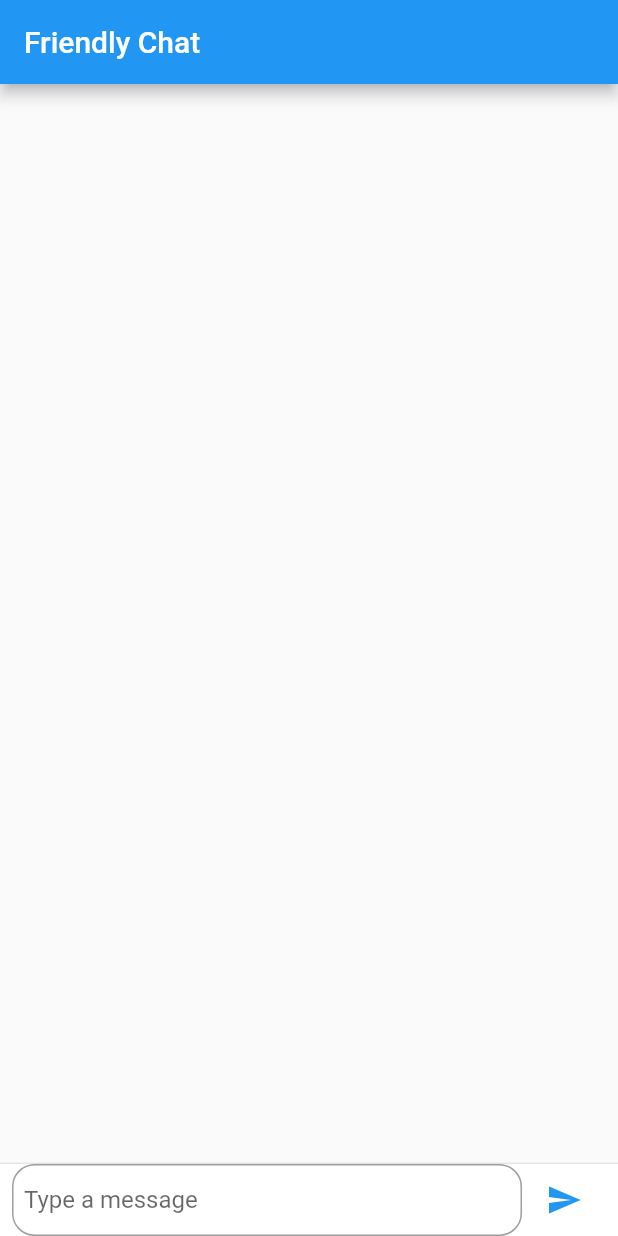
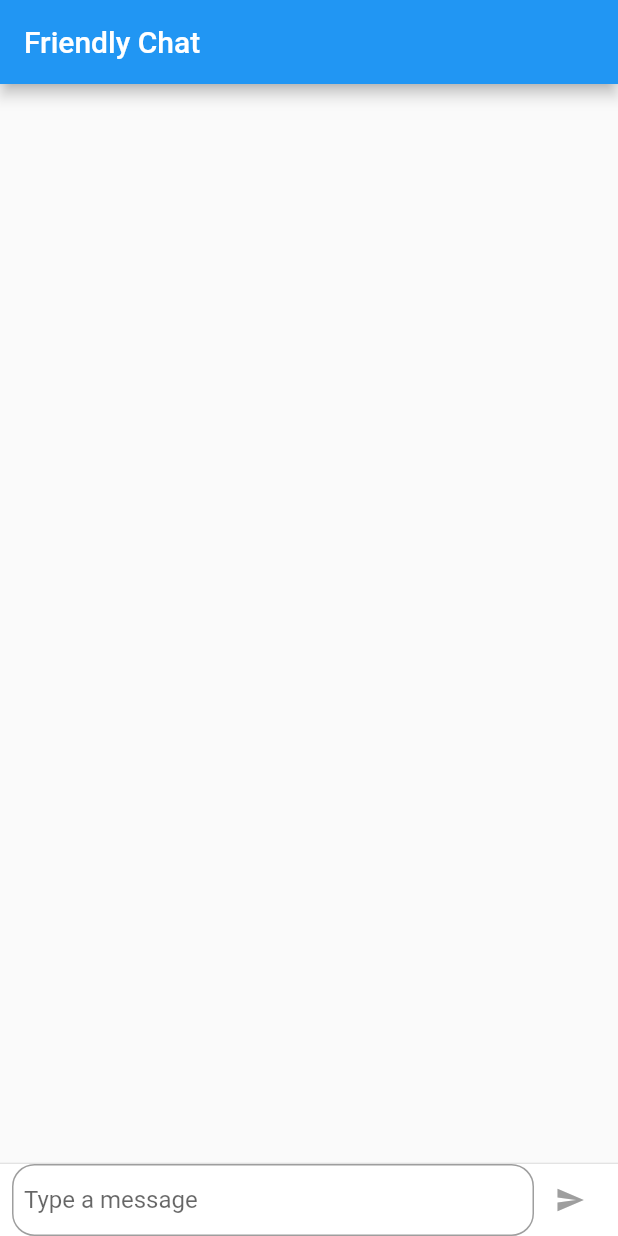
Before and after one commit to gustiyoga/helloflutter, a Flutter app: the screen it shows after launch, on a phone screen of 412 x 824 dp. Run offline on Flutter 3.47's test engine with Material 2 defaults, Android fonts, the phone set to English and light mode, and no system bars.

Commit message:
add validation, hold tap to copy message, flexible height bubble chat

```diff
--- a/lib/FriendlyChat/chat_message.dart
+++ b/lib/FriendlyChat/chat_message.dart
@@ -37,7 +37,8 @@ class ChatMessage extends StatelessWidget {
               ),
             ),
           ),
-          Column(
+          Flexible(
+            child: Column(
               crossAxisAlignment: CrossAxisAlignment.start,
               children: <Widget>[
                 Text(
@@ -48,11 +49,12 @@ class ChatMessage extends StatelessWidget {
                   margin: EdgeInsets.only(
                     top: 5.0,
                   ),
-                child: Text(
+                  child: SelectableText(
                     text,
                   ),
                 )
               ],
+            ),
           )
         ],
       ),
--- /dev/null
+++ b/lib/FriendlyChat/constants/colors.dart
@@ -0,0 +1,6 @@
+library ConstantsColor;
+
+import 'package:flutter/material.dart';
+
+const Color SEND_BUTTON_ENABLED = Colors.indigo;
+const Color SEND_BUTTON_DISABLED = Colors.grey;
--- a/lib/FriendlyChat/main.dart
+++ b/lib/FriendlyChat/main.dart
@@ -1,5 +1,6 @@
 import 'package:flutter/material.dart';
 import 'package:helloflutter/FriendlyChat/chat_message.dart';
+import 'package:helloflutter/FriendlyChat/constants/colors.dart' as Constants;
 
 class FriendlychatApp extends StatelessWidget {
   @override
@@ -20,6 +21,9 @@ class ChatScreen extends StatefulWidget {
 class _ChatScreenState extends State<ChatScreen> {
   final List<ChatMessage> _messages = <ChatMessage>[];
   final TextEditingController _textController = new TextEditingController();
+
+  static bool isMessageEmpty = true;
+  static Color sendButton = Constants.SEND_BUTTON_DISABLED;
 
   @override
   Widget build(BuildContext context) {
@@ -58,6 +62,7 @@ class _ChatScreenState extends State<ChatScreen> {
               child: TextField(
                 controller: _textController,
                 onSubmitted: _handleSubmitted,
+                onChanged: _handleChanged,
                 decoration: InputDecoration(
                     contentPadding: EdgeInsets.symmetric(
                       horizontal: 8.0,
@@ -76,12 +81,25 @@ class _ChatScreenState extends State<ChatScreen> {
               ),
             ),
             Container(
-              margin: EdgeInsets.symmetric(horizontal: 4.0),
-              child: IconButton(
-                icon: Icon(
-                  Icons.send,
+              margin: EdgeInsets.all(4.0),
+              child: Material(
+                color: Colors.transparent,
+                child: InkWell(
+                  borderRadius: BorderRadius.circular(100),
+                  onTap: isMessageEmpty
+                      ? null
+                      : () => _handleSubmitted(_textController.text),
+                  child: Container(
+                    color: Colors.transparent,
+                    height: 40,
+                    width: 40,
+                    child: Icon(
+                      Icons.send,
+                      color: sendButton,
+                      size: 20,
+                    ),
+                  ),
                 ),
-                onPressed: () => _handleSubmitted(_textController.text),
               ),
             )
           ],
@@ -90,14 +108,31 @@ class _ChatScreenState extends State<ChatScreen> {
     );
   }
 
+  void _handleChanged(String text) {
+    setState(() {
+      sendButton = Constants.SEND_BUTTON_ENABLED;
+      isMessageEmpty = false;
+
+      if (text == "") {
+        sendButton = Constants.SEND_BUTTON_DISABLED;
+        isMessageEmpty = true;
+      }
+    });
+  }
+
   void _handleSubmitted(String text) {
     _textController.clear();
 
     ChatMessage message = new ChatMessage(
       text: text,
     );
+
     setState(() {
-      _messages.insert(0, message);
+      if (message.text != "") {
+        sendButton = Constants.SEND_BUTTON_DISABLED;
+        isMessageEmpty = true;
+        _messages.insert(0, message);
+      }
     });
   }
 }
```
Lines whose indentation alone changed are shown as unchanged.
